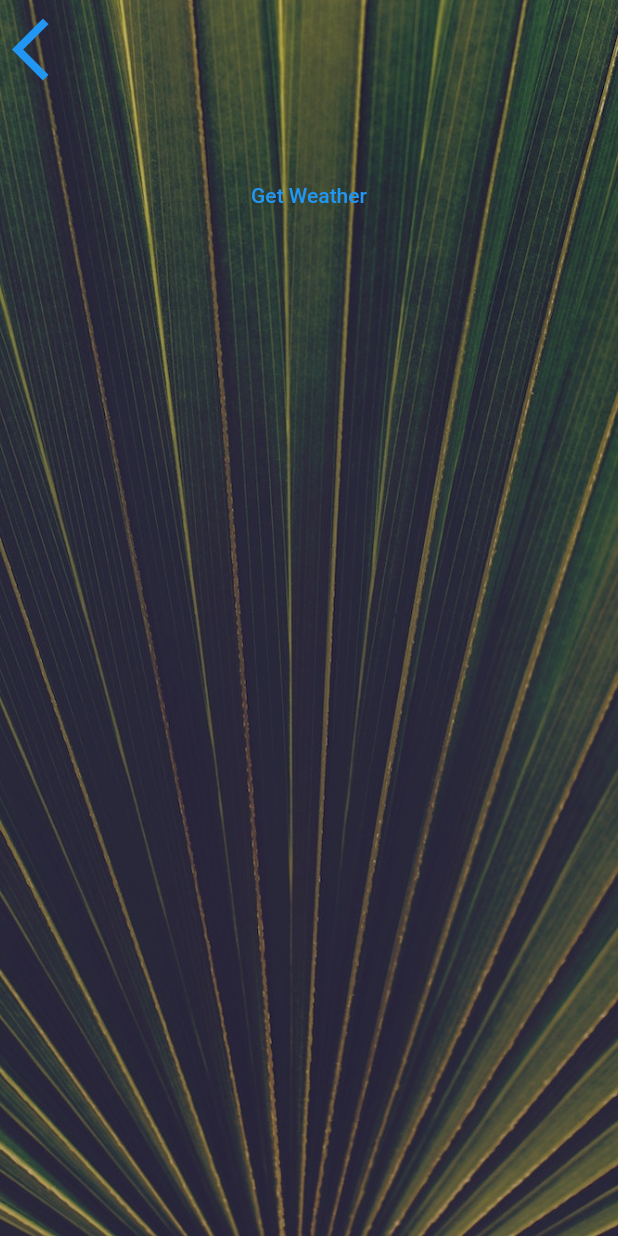
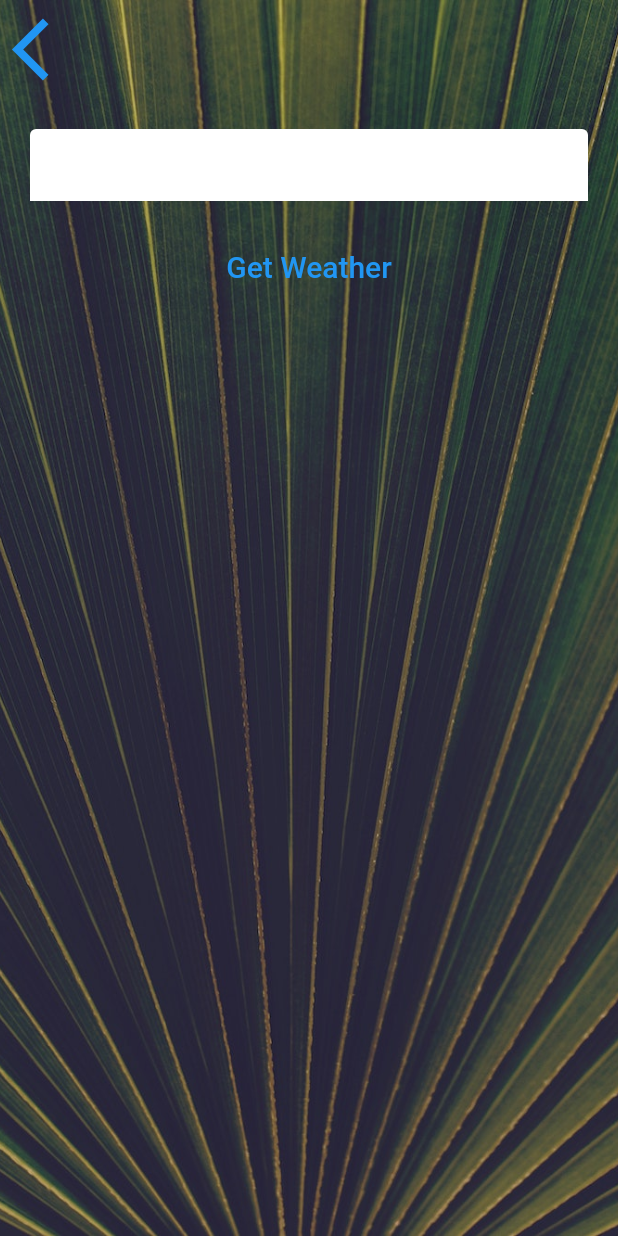
Before and after one commit to roktim32/climac, a Flutter app: the CityScreen screen opened directly, on a phone screen of 412 x 824 dp. Run offline on Flutter 3.47's test engine with Material 2 defaults, Android fonts, the phone set to English and light mode, and no system bars; our stand-ins replace flutter_spinkit, geolocator; network calls fail.

Commit message:
city_screen.dart navigator

```diff
--- a/lib/screens/city_screen.dart
+++ b/lib/screens/city_screen.dart
@@ -32,12 +32,18 @@ class _CityScreenState extends State<CityScreen> {
               ),
               Container(
                 padding: EdgeInsets.all(20.0),
-                child: null,
+                child: TextField(
+                  decoration: InputDecoration(
+                    filled: true,
+                    fillColor: Colors.white,
+                  ),
+                ),
               ),
               TextButton(
                 onPressed: () {},
                 child: Text(
                   "Get Weather",
+                  style: TextStyle(fontSize: 20.0),
                 ),
               )
             ],
```
Also changed, not shown: lib/screens/location_screen.dart (+18 -1 lines).
